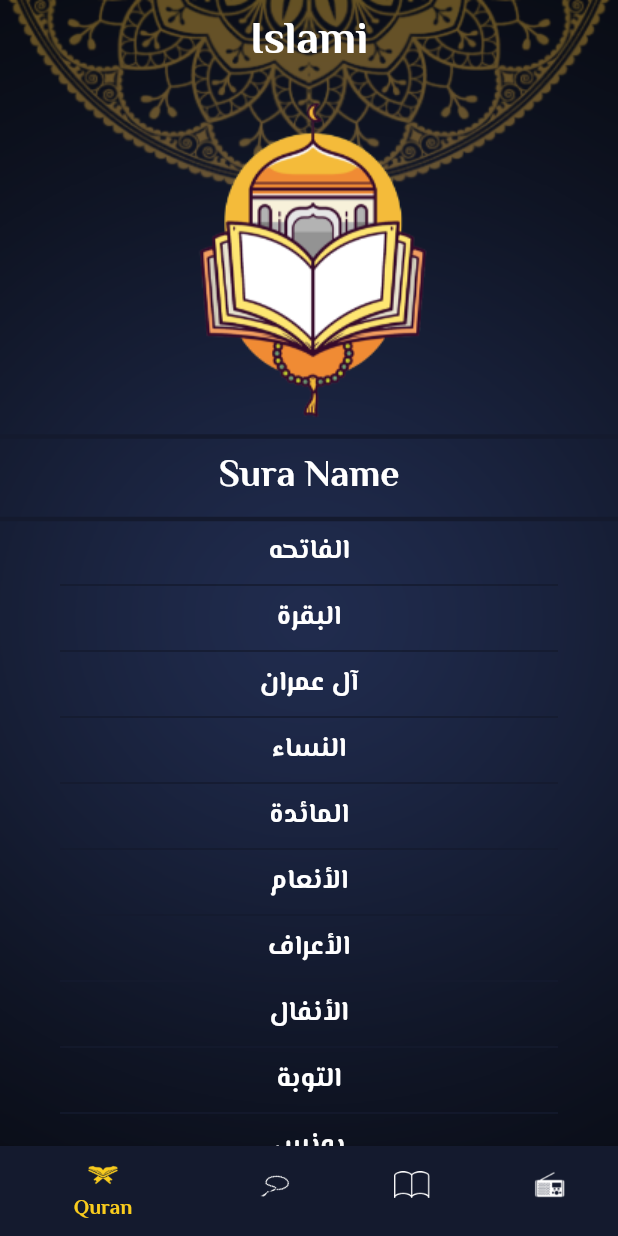
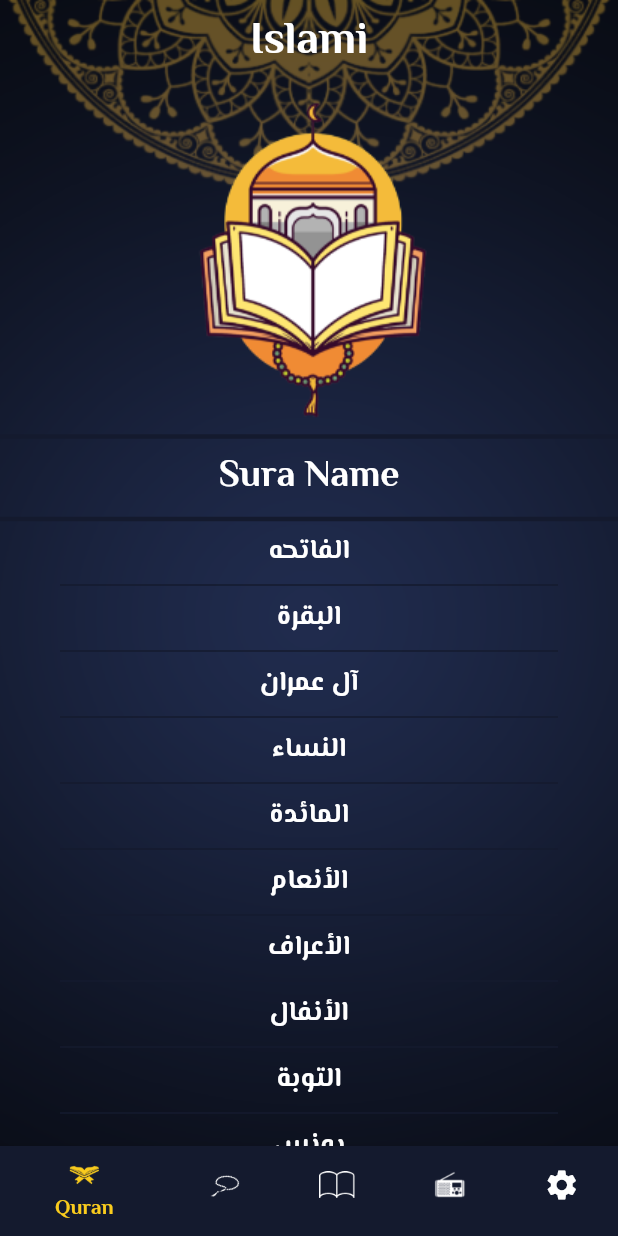
Before and after one commit to mohamedhamouda7897/islami_c8_sunday, a Flutter app: the screen it shows after launch, on a phone screen of 412 x 824 dp. Run offline on Flutter 3.47's test engine with Material 2 defaults, Android fonts, the phone set to English and light mode, and no system bars; our stand-ins replace google_fonts.

Commit message:
add settings tab

```diff
--- a/lib/home.dart
+++ b/lib/home.dart
@@ -3,6 +3,7 @@ import 'package:islami_c8_sunday/tabs/ahadeth.dart';
 import 'package:islami_c8_sunday/tabs/quran.dart';
 import 'package:islami_c8_sunday/tabs/radio.dart';
 import 'package:islami_c8_sunday/tabs/sebha.dart';
+import 'package:islami_c8_sunday/tabs/settings.dart';
 
 class HomeScreen extends StatefulWidget {
   static const String routeName = "Home";
@@ -13,7 +14,13 @@ class HomeScreen extends StatefulWidget {
 
 class _HomeScreenState extends State<HomeScreen> {
   int index = 0;
-  List<Widget> tabs = [QurabTab(), SebhaTab(), AhadethTab(), RadioTab()];
+  List<Widget> tabs = [
+    QurabTab(),
+    SebhaTab(),
+    AhadethTab(),
+    RadioTab(),
+    SettingsTab()
+  ];
 
   @override
   Widget build(BuildContext context) {
@@ -60,6 +67,11 @@ class _HomeScreenState extends State<HomeScreen> {
                 label: "Radio",
                 backgroundColor: Theme.of(context).primaryColor,
               ),
+              BottomNavigationBarItem(
+                icon: Icon(Icons.settings),
+                label: "Seetings",
+                backgroundColor: Theme.of(context).primaryColor,
+              ),
             ],
           ),
           body: tabs[index],
```
Also changed, not shown: lib/tabs/settings.dart (+12 -0 lines).
